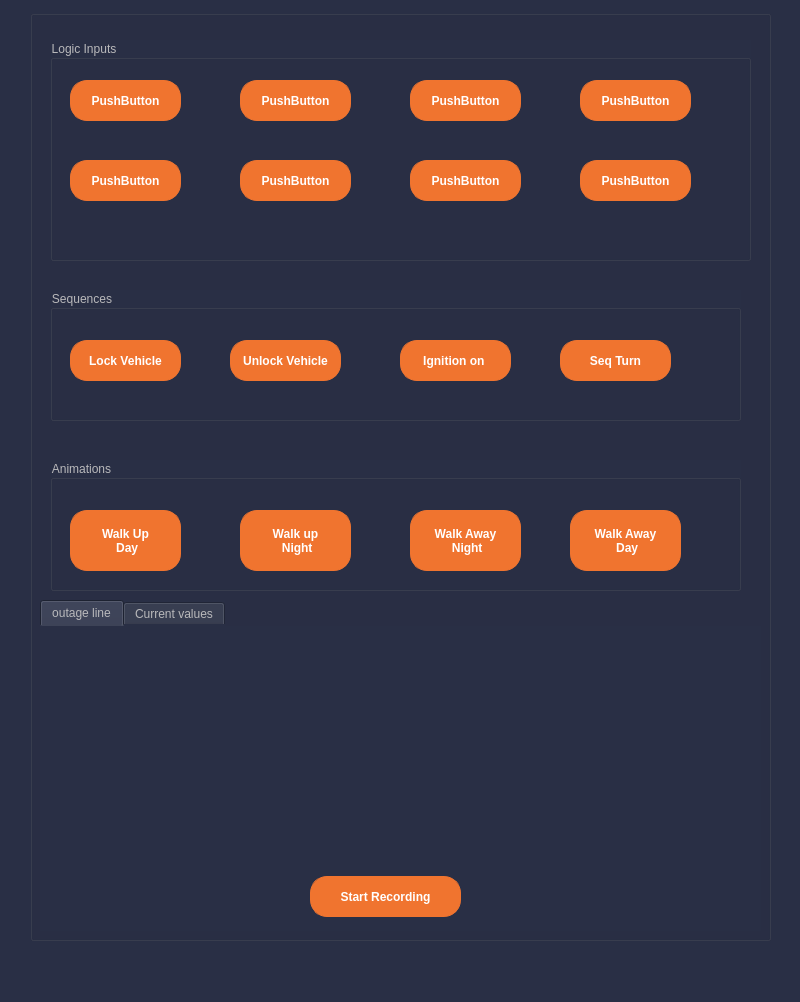
The window that plot.ui (n1kpatil/guiPython) describes before a commit, drawn with Qt 5.
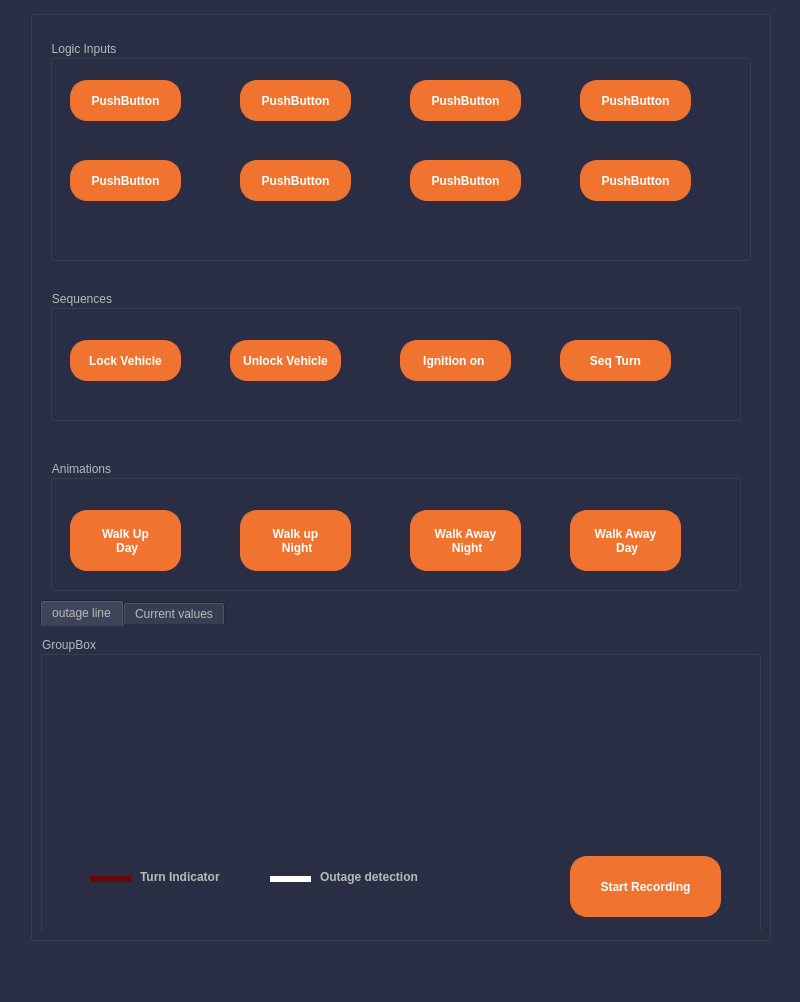
The same window after the commit. Icons and pictures are not drawn.

Patch:
```diff
--- a/plot.ui
+++ b/plot.ui
@@ -217,29 +217,108 @@
       <attribute name="title">
        <string>outage line</string>
       </attribute>
-      <widget class="QWidget" name="verticalLayoutWidget">
+      <widget class="QGroupBox" name="groupBox_6">
        <property name="geometry">
         <rect>
          <x>0</x>
          <y>10</y>
-         <width>701</width>
-         <height>231</height>
+         <width>721</width>
+         <height>311</height>
         </rect>
        </property>
-       <layout class="QVBoxLayout" name="plotContainer"/>
-      </widget>
-      <widget class="QPushButton" name="pushButton_13">
-       <property name="geometry">
-        <rect>
-         <x>270</x>
-         <y>250</y>
-         <width>151</width>
-         <height>41</height>
-        </rect>
+       <property name="title">
+        <string>GroupBox</string>
        </property>
-       <property name="text">
-        <string>Start Recording</string>
-       </property>
+       <widget class="QWidget" name="verticalLayoutWidget">
+        <property name="geometry">
+         <rect>
+          <x>30</x>
+          <y>30</y>
+          <width>661</width>
+          <height>171</height>
+         </rect>
+        </property>
+        <layout class="QVBoxLayout" name="plotContainer"/>
+       </widget>
+       <widget class="QPushButton" name="pushButton_13">
+        <property name="geometry">
+         <rect>
+          <x>530</x>
+          <y>220</y>
+          <width>151</width>
+          <height>61</height>
+         </rect>
+        </property>
+        <property name="text">
+         <string>Start Recording</string>
+        </property>
+       </widget>
+       <widget class="QPushButton" name="pushButton_14">
+        <property name="geometry">
+         <rect>
+          <x>50</x>
+          <y>240</y>
+          <width>41</width>
+          <height>6</height>
+         </rect>
+        </property>
+        <property name="styleSheet">
+         <string notr="true">background-color: #6b0606;
+border-color: #6b0606;</string>
+        </property>
+        <property name="text">
+         <string/>
+        </property>
+       </widget>
+       <widget class="QLabel" name="label">
+        <property name="geometry">
+         <rect>
+          <x>100</x>
+          <y>230</y>
+          <width>91</width>
+          <height>21</height>
+         </rect>
+        </property>
+        <property name="styleSheet">
+         <string notr="true">	font-weight: bold;</string>
+        </property>
+        <property name="text">
+         <string>Turn Indicator </string>
+        </property>
+       </widget>
+       <widget class="QLabel" name="label_2">
+        <property name="geometry">
+         <rect>
+          <x>280</x>
+          <y>230</y>
+          <width>141</width>
+          <height>21</height>
+         </rect>
+        </property>
+        <property name="styleSheet">
+         <string notr="true">	font-weight: bold;</string>
+        </property>
+        <property name="text">
+         <string>Outage detection </string>
+        </property>
+       </widget>
+       <widget class="QPushButton" name="pushButton_15">
+        <property name="geometry">
+         <rect>
+          <x>230</x>
+          <y>240</y>
+          <width>41</width>
+          <height>6</height>
+         </rect>
+        </property>
+        <property name="styleSheet">
+         <string notr="true">background-color: #ffffff;
+border-color: #ffffff;</string>
+        </property>
+        <property name="text">
+         <string/>
+        </property>
+       </widget>
       </widget>
      </widget>
      <widget class="QWidget" name="tab_2">
```
